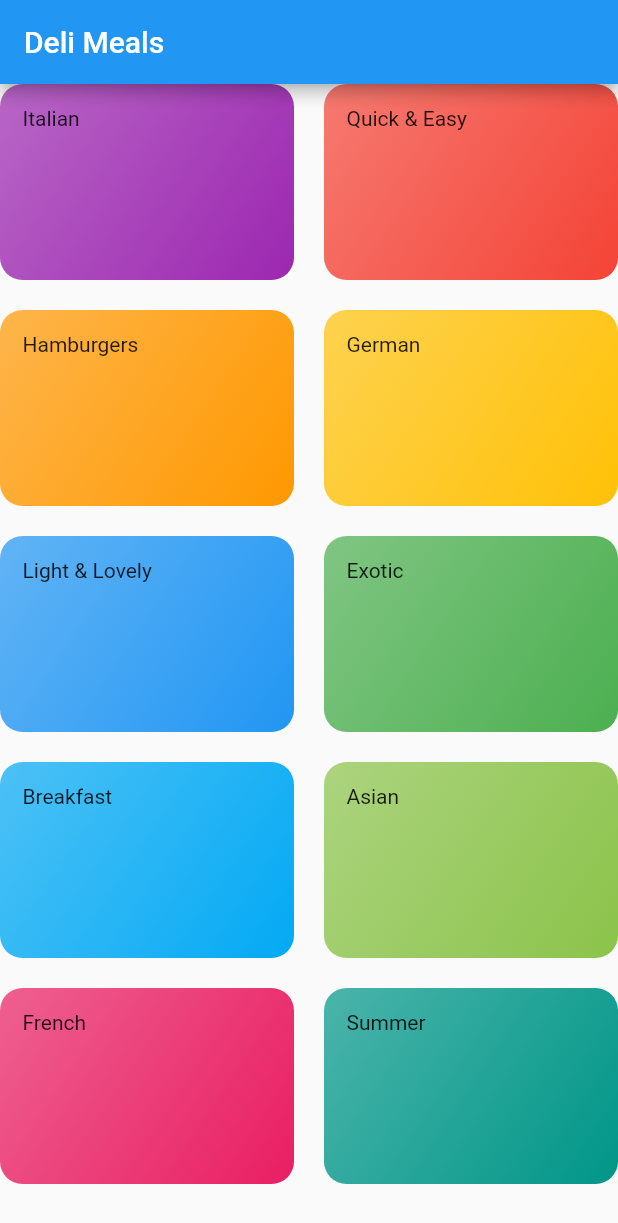
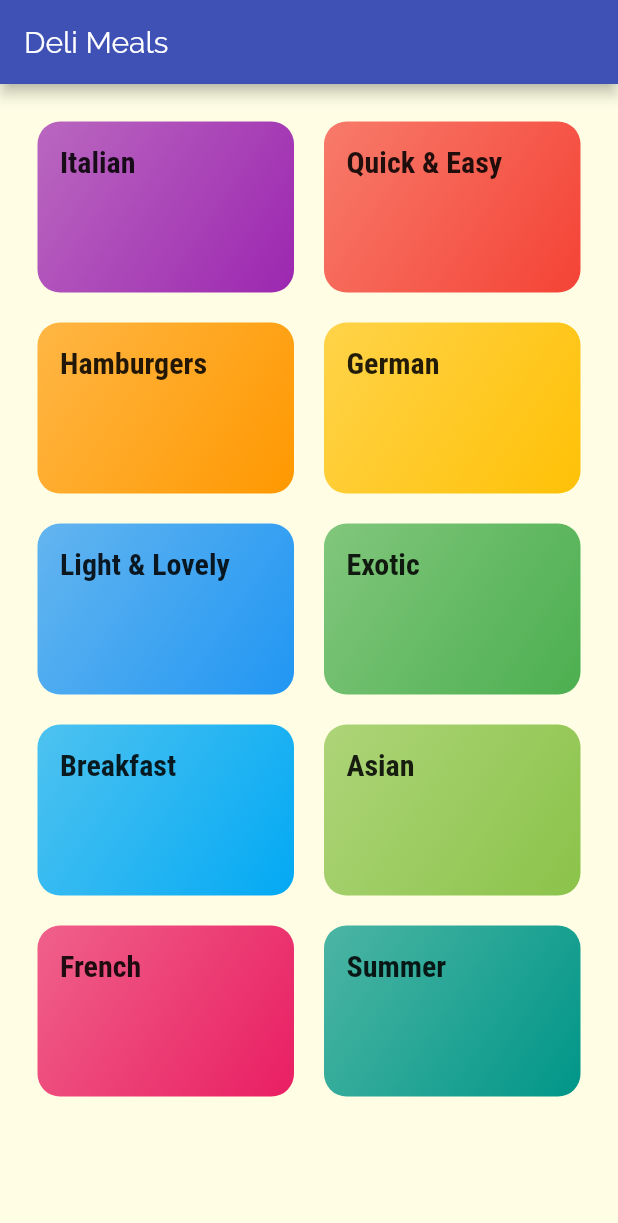
Before and after one commit to rnair1607/MealsApp, a Flutter app: the screen it shows after launch, on a phone screen of 412 x 824 dp. Shown: the top 1223 px of the screen. Run offline on Flutter 3.47's test engine with Material 2 defaults, Android fonts, the phone set to English and light mode, and no system bars.

Commit message:
added fonts

```diff
--- a/lib/categories_screen.dart
+++ b/lib/categories_screen.dart
@@ -13,6 +13,7 @@ class CategoriesScreen extends StatelessWidget {
         title: const Text("Deli Meals"),
       ),
       body: GridView(
+        padding: const EdgeInsets.all(25),
         children: DUMMY_CATEGORIES
             .map(
               (data) => CategoryItem(
--- a/lib/category_item.dart
+++ b/lib/category_item.dart
@@ -14,7 +14,10 @@ class CategoryItem extends StatelessWidget {
   Widget build(BuildContext context) {
     return Container(
       padding: const EdgeInsets.all(15),
-      child: Text(title),
+      child: Text(
+        title,
+        style: Theme.of(context).textTheme.headline6,
+      ),
       decoration: BoxDecoration(
         gradient: LinearGradient(
           colors: [color.withOpacity(0.7), color],
--- a/lib/main.dart
+++ b/lib/main.dart
@@ -14,7 +14,23 @@ class MyApp extends StatelessWidget {
       debugShowCheckedModeBanner: false,
       title: 'Deli Meals',
       theme: ThemeData(
-        primarySwatch: Colors.blue,
+        primarySwatch: Colors.indigo,
+        accentColor: Colors.deepOrangeAccent,
+        canvasColor: Color.fromRGBO(255, 254, 229, 1),
+        fontFamily: 'Raleway',
+        textTheme: ThemeData.light().textTheme.copyWith(
+              bodyText2: TextStyle(
+                color: Color.fromRGBO(20, 51, 51, 1),
+              ),
+              bodyText1: TextStyle(
+                color: Color.fromRGBO(20, 51, 51, 1),
+              ),
+              headline6: TextStyle(
+                fontSize: 20,
+                fontFamily: 'RobotoCondensed',
+                fontWeight: FontWeight.bold,
+              ),
+            ),
         visualDensity: VisualDensity.adaptivePlatformDensity,
       ),
       home: CategoriesScreen(),
```
Also changed, not shown: pubspec.yaml (+18 -9 lines), assets/Raleway-Black.ttf (added), assets/Raleway-Bold.ttf (added), assets/Raleway-Regular.ttf (added), assets/RobotoCondensed-Bold.ttf (added), assets/RobotoCondensed-Italic.ttf (added), assets/RobotoCondensed-Light.ttf (added), assets/RobotoCondensed-Regular.ttf (added), pubspec.lock.
